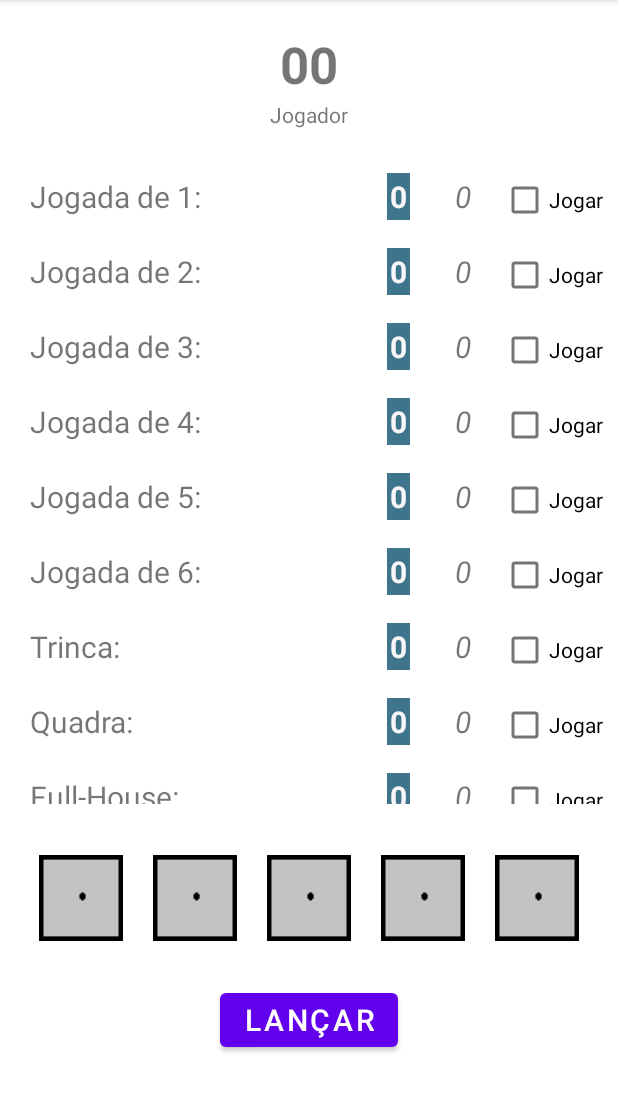
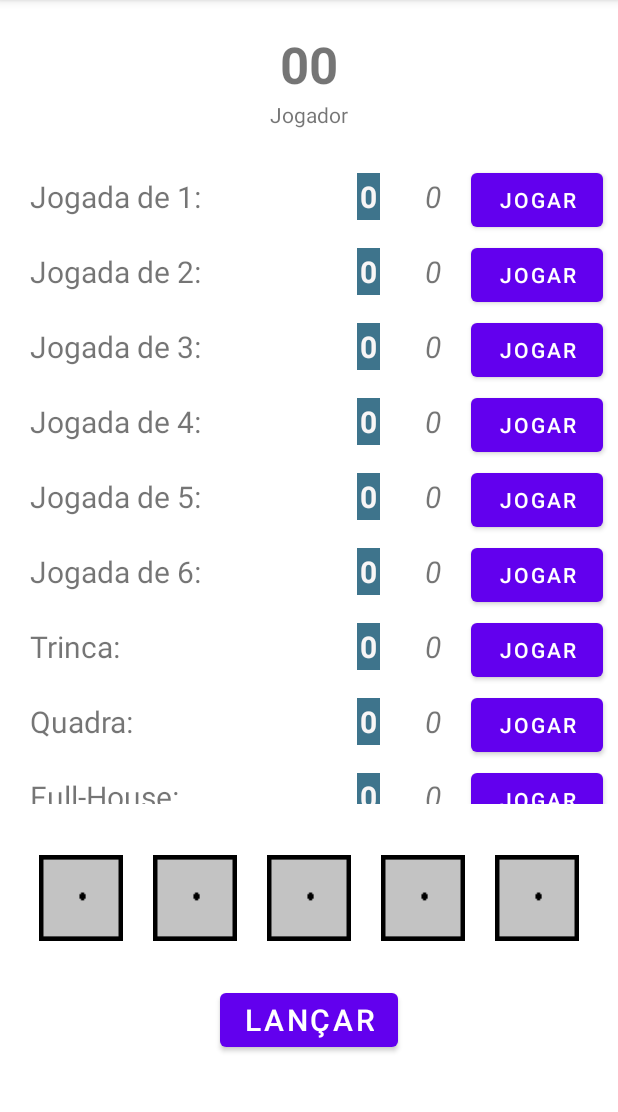
Before and after one commit to dduartevla/Yahtzee, an Android app: the screen it shows after launch (MainActivity), on a phone screen of 412 x 824 dp, the part 84-1196 px from its top. Run offline under Robolectric (Android 15) with nearby library versions, the phone set to English and light mode, and no system bars.

Commit message:
Mudanças jogada.

```diff
--- a/app/src/main/java/ufjf/dcc/debora/yahtzee/JogadaAdapter.java
+++ b/app/src/main/java/ufjf/dcc/debora/yahtzee/JogadaAdapter.java
@@ -4,7 +4,7 @@ import android.content.Context;
 import android.view.LayoutInflater;
 import android.view.View;
 import android.view.ViewGroup;
-import android.widget.CheckBox;
+import android.widget.Button;
 import android.widget.TextView;
 
 import androidx.annotation.NonNull;
@@ -50,14 +50,14 @@ public class JogadaAdapter extends RecyclerView.Adapter<JogadaAdapter.JogadaView
         private TextView textViewJogadaNome;
         private TextView textViewPontos;
         private TextView textViewCalculaPontos;
-        private CheckBox checkBoxJogar;
+        private Button buttonJogar;
 
         public JogadaViewHolder(@NonNull View itemView) {
             super(itemView);
             textViewJogadaNome = itemView.findViewById(R.id.textViewJogadaNome);
             textViewPontos = itemView.findViewById(R.id.textViewPontos);
             textViewCalculaPontos = itemView.findViewById(R.id.textViewCalculoPontos);
-            checkBoxJogar = itemView.findViewById(R.id.checkBoxJogar);
+            buttonJogar = itemView.findViewById(R.id.buttonJogar);
 
             itemView.setOnClickListener(new View.OnClickListener() {
                 @Override
@@ -66,10 +66,11 @@ public class JogadaAdapter extends RecyclerView.Adapter<JogadaAdapter.JogadaView
                 }
             });
 
-            itemView.findViewById(R.id.checkBoxJogar).setOnClickListener(new View.OnClickListener() {
+            itemView.findViewById(R.id.buttonJogar).setOnClickListener(new View.OnClickListener() {
                 @Override
                 public void onClick(View v) {
                     listener.onCheckBoxClick(v,getAdapterPosition());
+                    buttonJogar.setClickable(false);
                 }
             });
         }
--- a/app/src/main/java/ufjf/dcc/debora/yahtzee/MainActivity.java
+++ b/app/src/main/java/ufjf/dcc/debora/yahtzee/MainActivity.java
@@ -143,8 +143,9 @@ public class MainActivity extends AppCompatActivity {
                         break;
                 }
 
-                jogadaAdapter = new JogadaAdapter(jogadas, listenerJogadas);
+                jogadaAdapter.notifyDataSetChanged();
                 recyclerViewJogadas.setAdapter(jogadaAdapter);
+
 
             }
         };
--- a/app/src/main/res/layout/jogada_layout.xml
+++ b/app/src/main/res/layout/jogada_layout.xml
@@ -31,8 +31,8 @@
         app:layout_constraintBaseline_toBaselineOf="@+id/textViewJogadaNome"
         app:layout_constraintEnd_toStartOf="@+id/textViewCalculoPontos" />
 
-    <CheckBox
-        android:id="@+id/checkBoxJogar"
+    <Button
+        android:id="@+id/buttonJogar"
         android:layout_width="wrap_content"
         android:layout_height="wrap_content"
         android:layout_marginEnd="10dp"
@@ -49,6 +49,6 @@
         android:textSize="20sp"
         android:textStyle="italic"
         app:layout_constraintBaseline_toBaselineOf="@+id/textViewPontos"
-        app:layout_constraintEnd_toStartOf="@+id/checkBoxJogar" />
+        app:layout_constraintEnd_toStartOf="@+id/buttonJogar" />
 
 </androidx.constraintlayout.widget.ConstraintLayout>
```
